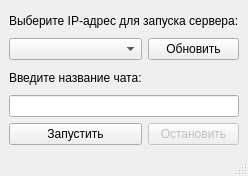
This is prj.course/server/server.ui in kraftn/programming-technology-labs as Qt 5 draws it before an edit. The edited form follows.
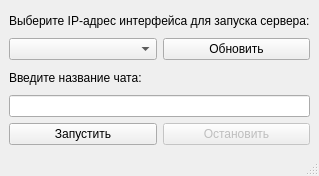
This is the edited form.

The edit to the form file:
```diff
--- a/prj.course/server/server.ui
+++ b/prj.course/server/server.ui
@@ -24,7 +24,7 @@
        </sizepolicy>
       </property>
       <property name="text">
-       <string>Выберите IP-адрес для запуска сервера:</string>
+       <string>Выберите IP-адрес интерфейса для запуска сервера:</string>
       </property>
      </widget>
     </item>
```
